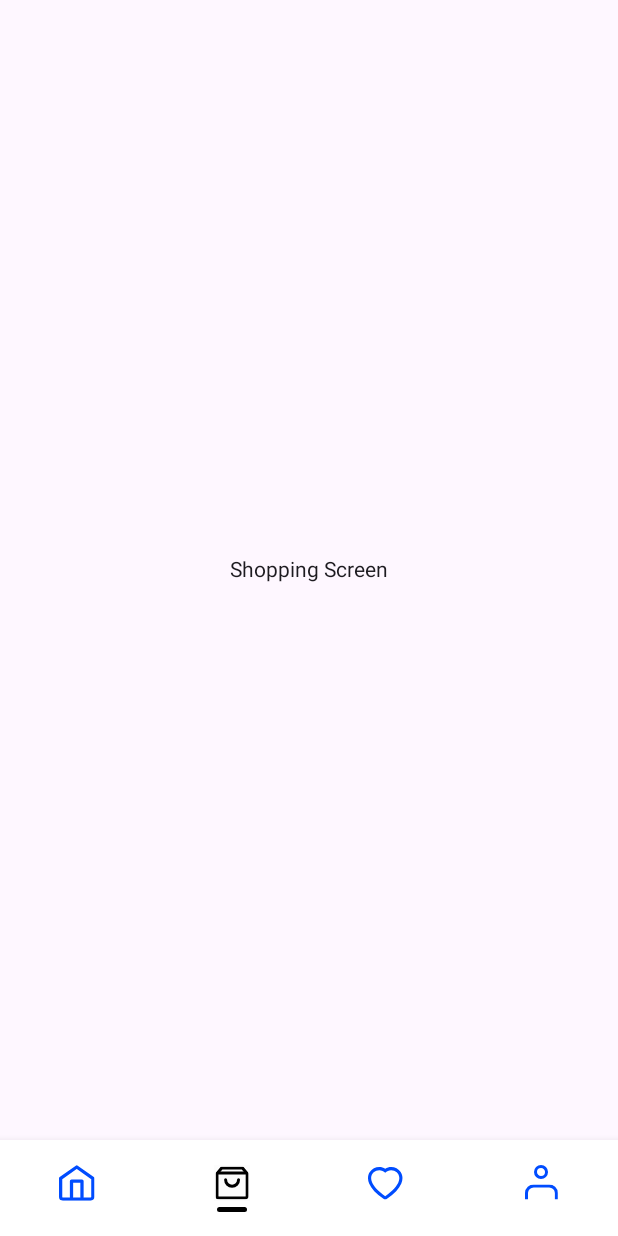
After one commit to phuongphuongnguyen/Fashion-app, an Android app built with Jetpack Compose: the ShoppingScreen screen opened through its navigation route, on a phone screen of 412 x 824 dp. The commit adds this screen. Run offline under Robolectric (Android 15) with nearby library versions, the light colour scheme and no system bars; missing, so only their content is drawn: FashionAppTheme.

Commit message:
setup bottom navigation

```diff
--- a/app/build.gradle.kts
+++ b/app/build.gradle.kts
@@ -1,3 +1,5 @@
+import org.gradle.kotlin.dsl.implementation
+
 plugins {
     alias(libs.plugins.android.application)
     alias(libs.plugins.kotlin.compose)
@@ -55,4 +57,8 @@ dependencies {
     androidTestImplementation(libs.androidx.compose.ui.test.junit4)
     debugImplementation(libs.androidx.compose.ui.tooling)
     debugImplementation(libs.androidx.compose.ui.test.manifest)
+
+
+    implementation("androidx.navigation:navigation-ui-ktx:2.7.7")
+    implementation("androidx.navigation:navigation-compose:2.7.7")
 }
--- a/app/src/main/java/com/example/fashionapp/MainActivity.kt
+++ b/app/src/main/java/com/example/fashionapp/MainActivity.kt
@@ -3,45 +3,17 @@ package com.example.fashionapp
 import android.os.Bundle
 import androidx.activity.ComponentActivity
 import androidx.activity.compose.setContent
-import androidx.activity.enableEdgeToEdge
-import androidx.compose.foundation.layout.fillMaxSize
-import androidx.compose.foundation.layout.padding
-import androidx.compose.material3.Scaffold
-import androidx.compose.material3.Text
-import androidx.compose.runtime.Composable
-import androidx.compose.ui.Modifier
-import androidx.compose.ui.tooling.preview.Preview
+import com.example.fashionapp.navigation.AppNavigation
 import com.example.fashionapp.ui.theme.FashionAppTheme
+
 
 class MainActivity : ComponentActivity() {
     override fun onCreate(savedInstanceState: Bundle?) {
         super.onCreate(savedInstanceState)
-        enableEdgeToEdge()
         setContent {
             FashionAppTheme {
-                Scaffold(modifier = Modifier.fillMaxSize()) { innerPadding ->
-                    Greeting(
-                        name = "Android",
-                        modifier = Modifier.padding(innerPadding)
-                    )
-                }
+                AppNavigation()
             }
         }
     }
 }
-
-@Composable
-fun Greeting(name: String, modifier: Modifier = Modifier) {
-    Text(
-        text = "Hello $name!",
-        modifier = modifier
-    )
-}
-
-@Preview(showBackground = true)
-@Composable
-fun GreetingPreview() {
-    FashionAppTheme {
-        Greeting("Android")
-    }
-}
--- /dev/null
+++ b/app/src/main/java/com/example/fashionapp/navigation/AppNavigation.kt
@@ -0,0 +1,171 @@
+package com.example.fashionapp.navigation
+import androidx.compose.foundation.background
+import androidx.compose.foundation.clickable
+import androidx.compose.foundation.interaction.MutableInteractionSource
+import androidx.compose.foundation.layout.*
+import androidx.compose.foundation.shape.RoundedCornerShape
+import androidx.compose.material3.*
+import androidx.compose.runtime.Composable
+import androidx.compose.runtime.getValue
+import androidx.compose.runtime.remember
+import androidx.compose.ui.Alignment
+import androidx.compose.ui.Modifier
+import androidx.compose.ui.draw.clip
+import androidx.compose.ui.graphics.Color
+import androidx.compose.ui.res.painterResource
+import androidx.compose.ui.unit.dp
+import androidx.compose.ui.unit.sp
+import androidx.navigation.NavDestination
+import androidx.navigation.NavDestination.Companion.hierarchy
+import androidx.navigation.NavGraph.Companion.findStartDestination
+import androidx.navigation.compose.NavHost
+import androidx.navigation.compose.composable
+import androidx.navigation.compose.currentBackStackEntryAsState
+import androidx.navigation.compose.rememberNavController
+import com.example.fashionapp.ui.app.home.HomeScreen
+import com.example.fashionapp.ui.app.saved.SavedScreen
+import com.example.fashionapp.ui.app.profile.ProfileScreen
+import com.example.fashionapp.ui.app.shopping.ShoppingScreen
+
+@Composable
+fun AppNavigation() {
+    val navController = rememberNavController()
+
+    // Lấy màn hình hiện tại
+    val navBackStackEntry by navController.currentBackStackEntryAsState()
+    val currentDestination = navBackStackEntry?.destination
+
+    // Chỉ hiện bottom nav ở 4 tab chính
+    val showBottomBar = currentDestination?.route in listOf(
+        Screen.Home.route,
+        Screen.Shop.route,
+        Screen.Saved.route,
+        Screen.Profile.route
+    )
+
+    Scaffold(
+        bottomBar = {
+            if (showBottomBar) {
+                AppBottomBar(
+                    currentDestination = currentDestination,
+                    onTabSelected = { screen ->
+                        navController.navigate(screen.route) {
+                            popUpTo(navController.graph.findStartDestination().id) {
+                                saveState = true
+                            }
+                            launchSingleTop = true
+                            restoreState = true
+                        }
+                    }
+                )
+            }
+        }
+    ) { innerPadding ->
+
+        NavHost(
+            navController = navController,
+            startDestination = Screen.Home.route,
+            modifier = Modifier.padding(innerPadding)
+        ) {
+            // 4 màn hình chính
+            composable(Screen.Home.route) {
+                HomeScreen(navController = navController)
+            }
+            composable(Screen.Shop.route) {
+                ShoppingScreen(navController = navController)
+            }
+            composable(Screen.Saved.route) {
+                SavedScreen(navController = navController)
+            }
+            composable(Screen.Profile.route) {
+                ProfileScreen(navController = navController)
+            }
+
+            // ── Thành viên A thêm vào đây ──────────────
+            // composable(Screen.Login.route) {
+            //     LoginScreen(navController = navController)
+            // }
+
+            // ── Thành viên B thêm vào đây ──────────────
+            // composable(Screen.ProductDetail.route) { ... }
+
+            // ── Thành viên C thêm vào đây ──────────────
+            // composable(Screen.Payment.route) { ... }
+        }
+    }
+}
+
+// ── Bottom Bar ────────────────────────────────────────────
+
+@Composable
+fun AppBottomBar(
+    currentDestination: NavDestination?,
+    onTabSelected: (Screen) -> Unit
+) {
+    Surface(
+        color = Color.White,
+        shadowElevation = 8.dp
+    ) {
+        Row(
+            modifier = Modifier
+                .fillMaxWidth()
+                .height(64.dp),
+            horizontalArrangement = Arrangement.SpaceAround,
+            verticalAlignment = Alignment.CenterVertically
+        ) {
+            bottomNavItems.forEach { item ->
+
+                val isSelected = currentDestination?.hierarchy?.any {
+                    it.route == item.screen.route
+                } == true
+
+                BottomNavItemView(
+                    item = item,
+                    isSelected = isSelected,
+                    onClick = { onTabSelected(item.screen) }
+                )
+            }
+        }
+    }
+}
+
+// ── Từng tab ──────────────────────────────────────────────
+
+@Composable
+fun BottomNavItemView(
+    item: BottomNavItem,
+    isSelected: Boolean,
+    onClick: () -> Unit
+) {
+    Column(
+        modifier = Modifier
+            .clickable(
+                indication = null,
+                interactionSource = remember { MutableInteractionSource() }
+            ) { onClick() }
+            .padding(horizontal = 20.dp, vertical = 8.dp),
+        horizontalAlignment = Alignment.CenterHorizontally
+    ) {
+
+        // Icon đổi màu theo trạng thái
+        Icon(
+            painter = painterResource(id = item.iconRes),
+            contentDescription = item.label,
+            tint = if (isSelected) Color.Black else Color.Unspecified,
+            modifier = Modifier.size(24.dp)
+        )
+        Spacer(modifier = Modifier.height(4.dp))
+
+        // Gạch dưới khi active
+        Box(
+            modifier = Modifier
+                .width(20.dp)
+                .height(3.dp)
+                .clip(RoundedCornerShape(2.dp))
+                .background(
+                    if (isSelected) Color.Black
+                    else Color.Transparent
+                )
+        )
+    }
+}
--- /dev/null
+++ b/app/src/main/java/com/example/fashionapp/navigation/Screen.kt
@@ -0,0 +1,42 @@
+package com.example.fashionapp.navigation
+
+import androidx.annotation.DrawableRes
+import com.example.fashionapp.R
+
+// Tất cả màn hình của app
+sealed class Screen(val route: String) {
+    object Home    : Screen("home")
+    object Shop    : Screen("shop")
+    object Saved   : Screen("saved")
+    object Profile : Screen("profile")
+}
+
+// Cấu hình 4 tab bottom nav
+data class BottomNavItem(
+    val screen: Screen,
+    val label: String,
+    @DrawableRes val iconRes: Int
+)
+
+val bottomNavItems = listOf(
+    BottomNavItem(
+        screen = Screen.Home,
+        label = "Home",
+        iconRes = R.drawable.ic_home
+    ),
+    BottomNavItem(
+        screen = Screen.Shop,
+        label = "Shop",
+        iconRes = R.drawable.ic_shopping
+    ),
+    BottomNavItem(
+        screen = Screen.Saved,
+        label = "Saved",
+        iconRes = R.drawable.ic_saved
+    ),
+    BottomNavItem(
+        screen = Screen.Profile,
+        label = "Profile",
+        iconRes = R.drawable.ic_profile
+    )
+)
--- /dev/null
+++ b/app/src/main/java/com/example/fashionapp/ui/app/home/HomeScreen.kt
@@ -0,0 +1,18 @@
+package com.example.fashionapp.ui.app.home
+
+import androidx.compose.foundation.layout.*
+import androidx.compose.material3.Text
+import androidx.compose.runtime.Composable
+import androidx.compose.ui.Alignment
+import androidx.compose.ui.Modifier
+import androidx.navigation.NavController
+
+@Composable
+fun HomeScreen(navController: NavController) {
+    Box(
+        modifier = Modifier.fillMaxSize(),
+        contentAlignment = Alignment.Center
+    ) {
+        Text("Home Screen")
+    }
+}
--- /dev/null
+++ b/app/src/main/java/com/example/fashionapp/ui/app/profile/ProfileScreen.kt
@@ -0,0 +1,17 @@
+package com.example.fashionapp.ui.app.profile
+import androidx.compose.foundation.layout.*
+import androidx.compose.material3.Text
+import androidx.compose.runtime.Composable
+import androidx.compose.ui.Alignment
+import androidx.compose.ui.Modifier
+import androidx.navigation.NavController
+
+@Composable
+fun ProfileScreen(navController: NavController) {
+    Box(
+        modifier = Modifier.fillMaxSize(),
+        contentAlignment = Alignment.Center
+    ) {
+        Text("Profile Screen")
+    }
+}
--- /dev/null
+++ b/app/src/main/java/com/example/fashionapp/ui/app/saved/SavedScreen.kt
@@ -0,0 +1,17 @@
+package com.example.fashionapp.ui.app.saved
+import androidx.compose.foundation.layout.*
+import androidx.compose.material3.Text
+import androidx.compose.runtime.Composable
+import androidx.compose.ui.Alignment
+import androidx.compose.ui.Modifier
+import androidx.navigation.NavController
+
+@Composable
+fun SavedScreen(navController: NavController) {
+    Box(
+        modifier = Modifier.fillMaxSize(),
+        contentAlignment = Alignment.Center
+    ) {
+        Text("Saved Screen")
+    }
+}
--- /dev/null
+++ b/app/src/main/java/com/example/fashionapp/ui/app/shopping/ShoppingScreen.kt
@@ -0,0 +1,18 @@
+package com.example.fashionapp.ui.app.shopping
+
+import androidx.compose.foundation.layout.*
+import androidx.compose.material3.Text
+import androidx.compose.runtime.Composable
+import androidx.compose.ui.Alignment
+import androidx.compose.ui.Modifier
+import androidx.navigation.NavController
+
+@Composable
+fun ShoppingScreen(navController: NavController) {
+    Box(
+        modifier = Modifier.fillMaxSize(),
+        contentAlignment = Alignment.Center
+    ) {
+        Text("Shopping Screen")
+    }
+}
--- /dev/null
+++ b/app/src/main/res/drawable/ic_home.xml
@@ -0,0 +1,39 @@
+<!--
+  ~ Copyright (C) 2026 The Android Open Source Project
+  ~
+  ~ Licensed under the Apache License, Version 2.0 (the "License");
+  ~ you may not use this file except in compliance with the License.
+  ~ You may obtain a copy of the License at
+  ~
+  ~      http://www.apache.org/licenses/LICENSE-2.0
+  ~
+  ~ Unless required by applicable law or agreed to in writing, software
+  ~ distributed under the License is distributed on an "AS IS" BASIS,
+  ~ WITHOUT WARRANTIES OR CONDITIONS OF ANY KIND, either express or implied.
+  ~ See the License for the specific language governing permissions and
+  ~ limitations under the License.
+  -->
+<vector xmlns:android="http://schemas.android.com/apk/res/android"
+    android:width="22dp"
+    android:height="22dp"
+    android:viewportWidth="22"
+    android:viewportHeight="22">
+  <group>
+    <clip-path
+        android:pathData="M0,0h21.698v21.801h-21.698z"/>
+    <path
+        android:pathData="M20.698,8.149V19.621C20.698,20.181 20.163,20.801 19.287,20.801H2.411C1.535,20.801 1,20.181 1,19.621V8.149L10.849,1.223L20.698,8.149Z"
+        android:strokeLineJoin="round"
+        android:strokeWidth="2"
+        android:fillColor="#00000000"
+        android:strokeColor="#004CFF"
+        android:strokeLineCap="round"/>
+    <path
+        android:pathData="M7.648,19.844V9.836H14.05V19.844"
+        android:strokeLineJoin="round"
+        android:strokeWidth="2"
+        android:fillColor="#00000000"
+        android:strokeColor="#004CFF"
+        android:strokeLineCap="round"/>
+  </group>
+</vector>
--- /dev/null
+++ b/app/src/main/res/drawable/ic_profile.xml
@@ -0,0 +1,35 @@
+<!--
+  ~ Copyright (C) 2026 The Android Open Source Project
+  ~
+  ~ Licensed under the Apache License, Version 2.0 (the "License");
+  ~ you may not use this file except in compliance with the License.
+  ~ You may obtain a copy of the License at
+  ~
+  ~      http://www.apache.org/licenses/LICENSE-2.0
+  ~
+  ~ Unless required by applicable law or agreed to in writing, software
+  ~ distributed under the License is distributed on an "AS IS" BASIS,
+  ~ WITHOUT WARRANTIES OR CONDITIONS OF ANY KIND, either express or implied.
+  ~ See the License for the specific language governing permissions and
+  ~ limitations under the License.
+  -->
+<vector xmlns:android="http://schemas.android.com/apk/res/android"
+    android:width="22dp"
+    android:height="24dp"
+    android:viewportWidth="22"
+    android:viewportHeight="24">
+  <path
+      android:pathData="M10.673,1C12.701,1 14.346,2.644 14.346,4.673C14.346,6.701 12.701,8.346 10.673,8.346C8.644,8.346 7,6.701 7,4.673C7,2.644 8.644,1 10.673,1Z"
+      android:strokeWidth="2"
+      android:fillColor="#00000000"
+      android:strokeColor="#004CFF"/>
+  <group>
+    <clip-path
+        android:pathData="M0,13h21.921v10.064h-21.921z"/>
+    <path
+        android:pathData="M20.921,23.064V18.673C20.879,17.394 20.331,16.183 19.397,15.307C18.464,14.431 17.221,13.961 15.941,14H5.98C4.7,13.961 3.457,14.431 2.524,15.307C1.59,16.183 1.042,17.394 1,18.673V23.064"
+        android:strokeWidth="2"
+        android:fillColor="#00000000"
+        android:strokeColor="#004CFF"/>
+  </group>
+</vector>
--- /dev/null
+++ b/app/src/main/res/drawable/ic_saved.xml
@@ -0,0 +1,24 @@
+<!--
+  ~ Copyright (C) 2026 The Android Open Source Project
+  ~
+  ~ Licensed under the Apache License, Version 2.0 (the "License");
+  ~ you may not use this file except in compliance with the License.
+  ~ You may obtain a copy of the License at
+  ~
+  ~      http://www.apache.org/licenses/LICENSE-2.0
+  ~
+  ~ Unless required by applicable law or agreed to in writing, software
+  ~ distributed under the License is distributed on an "AS IS" BASIS,
+  ~ WITHOUT WARRANTIES OR CONDITIONS OF ANY KIND, either express or implied.
+  ~ See the License for the specific language governing permissions and
+  ~ limitations under the License.
+  -->
+<vector xmlns:android="http://schemas.android.com/apk/res/android"
+    android:width="23dp"
+    android:height="21dp"
+    android:viewportWidth="23"
+    android:viewportHeight="21">
+  <path
+      android:pathData="M11.011,18.636C15.857,15.315 18.398,12.293 19.44,9.764C21.397,5.013 18.065,2 14.779,2C13.376,2 11.982,2.549 11.011,3.746C10.04,2.549 8.646,2 7.244,2C3.958,2 0.626,5.013 2.582,9.764C3.625,12.293 6.166,15.315 11.011,18.636ZM11.011,20.636C10.616,20.636 10.221,20.52 9.88,20.286C5.141,17.037 2.063,13.753 0.733,10.526C-0.373,7.841 -0.224,5.231 1.153,3.176C2.464,1.217 4.798,0 7.244,0C8.614,0 9.916,0.386 11.011,1.093C12.106,0.386 13.408,0 14.779,0C17.224,0 19.558,1.217 20.87,3.175C22.246,5.231 22.395,7.841 21.289,10.525C19.959,13.753 16.882,17.037 12.142,20.286C11.801,20.52 11.406,20.636 11.011,20.636Z"
+      android:fillColor="#004CFF"/>
+</vector>
--- /dev/null
+++ b/app/src/main/res/drawable/ic_shopping.xml
@@ -0,0 +1,55 @@
+<!--
+  ~ Copyright (C) 2026 The Android Open Source Project
+  ~
+  ~ Licensed under the Apache License, Version 2.0 (the "License");
+  ~ you may not use this file except in compliance with the License.
+  ~ You may obtain a copy of the License at
+  ~
+  ~      http://www.apache.org/licenses/LICENSE-2.0
+  ~
+  ~ Unless required by applicable law or agreed to in writing, software
+  ~ distributed under the License is distributed on an "AS IS" BASIS,
+  ~ WITHOUT WARRANTIES OR CONDITIONS OF ANY KIND, either express or implied.
+  ~ See the License for the specific language governing permissions and
+  ~ limitations under the License.
+  -->
+<vector xmlns:android="http://schemas.android.com/apk/res/android"
+    android:width="24dp"
+    android:height="24dp"
+    android:viewportWidth="24"
+    android:viewportHeight="24">
+  <path
+      android:pathData="M0,0h24v24h-24z"
+      android:strokeAlpha="0.01"
+      android:fillColor="#ffffff"
+      android:fillAlpha="0.01"/>
+  <group>
+    <clip-path
+        android:pathData="M0.976,1h22.152v22h-22.152z"/>
+    <group>
+      <clip-path
+          android:pathData="M0.976,1h22.152v22h-22.152z"/>
+      <path
+          android:pathData="M18.969,2L22.127,5.763V20.8C22.127,21.36 21.582,22 20.667,22H3.437C2.522,22 1.976,21.36 1.976,20.8V5.763L5.134,2H18.969Z"
+          android:strokeLineJoin="round"
+          android:strokeWidth="2"
+          android:fillColor="#00000000"
+          android:strokeColor="#004CFF"
+          android:strokeLineCap="round"/>
+      <path
+          android:pathData="M2.571,5.4H21.637"
+          android:strokeLineJoin="round"
+          android:strokeWidth="2"
+          android:fillColor="#00000000"
+          android:strokeColor="#004CFF"
+          android:strokeLineCap="round"/>
+      <path
+          android:pathData="M16.367,9.8C16.367,12.23 14.435,14.2 12.052,14.2C9.669,14.2 7.737,12.23 7.737,9.8"
+          android:strokeLineJoin="round"
+          android:strokeWidth="2"
+          android:fillColor="#00000000"
+          android:strokeColor="#004CFF"
+          android:strokeLineCap="round"/>
+    </group>
+  </group>
+</vector>
```
